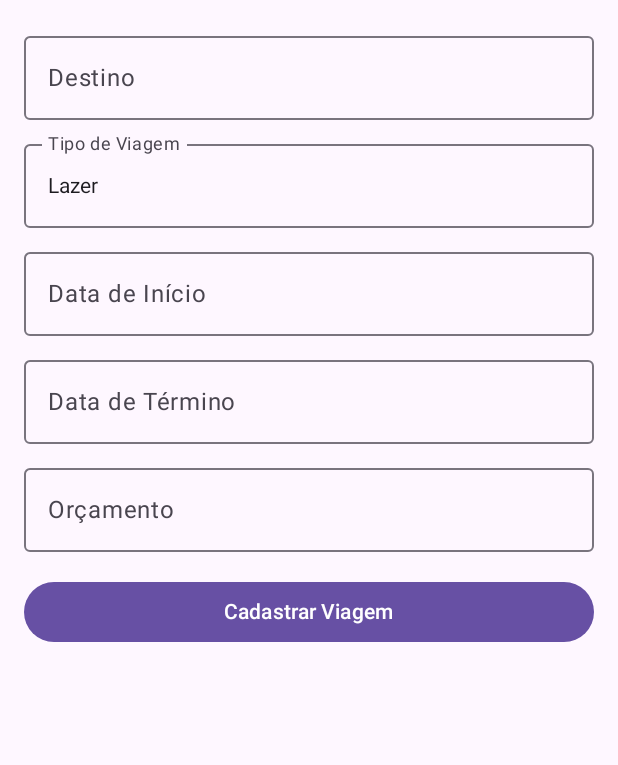
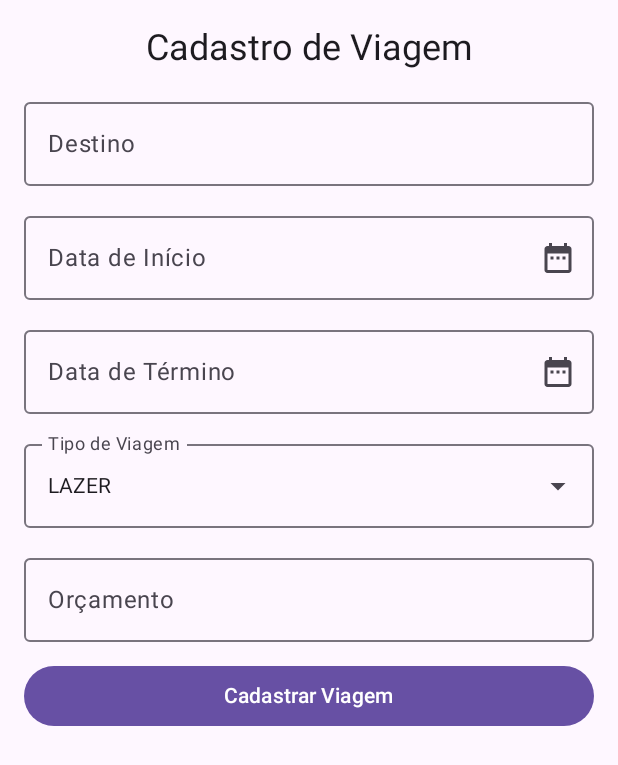
Before and after one commit to Matthzin/TrabalhoFinalKotlin, an Android app built with Jetpack Compose: the RegisterTripScreen screen opened through its navigation route, on a phone screen of 412 x 824 dp. Shown: the top 765 px of the screen. Run offline under Robolectric (Android 15) with nearby library versions, the phone set to English and light mode, and no system bars; our stand-ins replace Room's generated code; missing, so only their content is drawn: TrabalhoFinalTheme.

Commit message:
Feito calendário para registro de viagem

```diff
--- /dev/null
+++ b/app/src/main/java/com/example/trabalhofinal/components/DatePickerField.kt
@@ -0,0 +1,63 @@
+package com.example.travelapp.components
+
+import android.app.DatePickerDialog
+import androidx.compose.foundation.clickable
+import androidx.compose.foundation.layout.Box
+import androidx.compose.foundation.layout.fillMaxWidth
+import androidx.compose.material.icons.Icons
+import androidx.compose.material.icons.filled.DateRange
+import androidx.compose.material3.*
+import androidx.compose.runtime.Composable
+import androidx.compose.ui.Modifier
+import androidx.compose.ui.platform.LocalContext
+import androidx.compose.ui.zIndex
+import java.util.*
+
+@OptIn(ExperimentalMaterial3Api::class)
+@Composable
+fun DatePickerField(
+    label: String,
+    date: String,
+    onDateSelected: (String) -> Unit
+) {
+    val context = LocalContext.current
+
+    val calendar = Calendar.getInstance()
+    val year = calendar.get(Calendar.YEAR)
+    val month = calendar.get(Calendar.MONTH)
+    val day = calendar.get(Calendar.DAY_OF_MONTH)
+
+    val datePickerDialog = DatePickerDialog(
+        context,
+        { _, selectedYear, selectedMonth, selectedDay ->
+            onDateSelected("$selectedDay/${selectedMonth + 1}/$selectedYear")
+        },
+        year, month, day
+    )
+
+    Box(modifier = Modifier.fillMaxWidth()) {
+        OutlinedTextField(
+            value = date,
+            onValueChange = {},
+            label = { Text(label) },
+            modifier = Modifier
+                .fillMaxWidth(),
+            readOnly = true,
+            trailingIcon = {
+                IconButton(onClick = { datePickerDialog.show() }) {
+                    Icon(
+                        imageVector = Icons.Filled.DateRange,
+                        contentDescription = "Selecionar data"
+                    )
+                }
+            }
+        )
+
+        Box(
+            modifier = Modifier
+                .matchParentSize()
+                .clickable { datePickerDialog.show() }
+                .zIndex(1f)
+        )
+    }
+}
--- a/app/src/main/java/com/example/trabalhofinal/model/TripType.kt
+++ b/app/src/main/java/com/example/trabalhofinal/model/TripType.kt
@@ -1,10 +1,10 @@
 package com.example.trabalhofinal.model
 
-enum class TripType(val label: String) {
-    LEISURE("Lazer"),
-    BUSINESS("Negócios"),
-    STUDY("Estudos"),
-    OTHER("Outro");
+enum class TripType(val descricao: String) {
+    LAZER("Lazer"),
+    NEGOCIOS("Negócios"),
+    ESTUDOS("Estudos"),
+    OUTROS("Outros");
 
-    override fun toString(): String = label
+    override fun toString(): String = descricao
 }
--- a/app/src/main/java/com/example/trabalhofinal/screens/RegisterTripScreen.kt
+++ b/app/src/main/java/com/example/trabalhofinal/screens/RegisterTripScreen.kt
@@ -1,47 +1,45 @@
 package com.example.trabalhofinal.screens
 
-import android.app.DatePickerDialog
-import android.content.Context
 import android.widget.Toast
-import androidx.compose.foundation.clickable
 import androidx.compose.foundation.layout.*
+import androidx.compose.foundation.text.KeyboardOptions
 import androidx.compose.material3.*
+import androidx.compose.material3.Text
 import androidx.compose.runtime.*
+import androidx.compose.ui.Alignment
 import androidx.compose.ui.Modifier
 import androidx.compose.ui.platform.LocalContext
+import androidx.compose.ui.text.input.KeyboardType
 import androidx.compose.ui.unit.dp
 import com.example.trabalhofinal.model.TripType
+import com.example.travelapp.components.DatePickerField
 import java.text.NumberFormat
-import java.time.LocalDate
-import java.time.LocalDateTime
-import java.time.format.DateTimeFormatter
 import java.util.*
 
 @OptIn(ExperimentalMaterial3Api::class)
 @Composable
-fun RegisterTripScreen(onRegisterSuccess: () -> Unit) {
+fun RegisterTripScreen(
+    onRegisterSuccess: () -> Unit
+) {
     val context = LocalContext.current
 
-    // Estados
     var destination by remember { mutableStateOf("") }
-    var selectedTripType by remember { mutableStateOf(TripType.LEISURE) }
-    var expanded by remember { mutableStateOf(false) }
-
-    var startDate by remember { mutableStateOf<LocalDate?>(null) }
-    var endDate by remember { mutableStateOf<LocalDate?>(null) }
-
+    var startDate by remember { mutableStateOf("") }
+    var endDate by remember { mutableStateOf("") }
     var budget by remember { mutableStateOf("") }
 
-    // Formatadores
-    val currencyFormatter = remember { NumberFormat.getCurrencyInstance(Locale("pt", "BR")) }
-    val dateFormatter = DateTimeFormatter.ofPattern("dd/MM/yyyy")
+    var selectedTripType by remember { mutableStateOf(TripType.LAZER) }
+    var expanded by remember { mutableStateOf(false) }
 
     Column(
         modifier = Modifier
             .fillMaxSize()
-            .padding(16.dp)
+            .padding(16.dp),
+        verticalArrangement = Arrangement.spacedBy(12.dp),
+        horizontalAlignment = Alignment.CenterHorizontally
     ) {
-        // Destino
+        Text("Cadastro de Viagem", style = MaterialTheme.typography.headlineSmall)
+
         OutlinedTextField(
             value = destination,
             onValueChange = { destination = it },
@@ -49,27 +47,42 @@ fun RegisterTripScreen(onRegisterSuccess: () -> Unit) {
             modifier = Modifier.fillMaxWidth()
         )
 
-        Spacer(modifier = Modifier.height(8.dp))
+        // Usando o novo componente de calendário
+        DatePickerField(
+            label = "Data de Início",
+            date = startDate,
+            onDateSelected = { startDate = it }
+        )
 
-        // Tipo de Viagem (Dropdown)
-        Box {
+        DatePickerField(
+            label = "Data de Término",
+            date = endDate,
+            onDateSelected = { endDate = it }
+        )
+
+        // Dropdown para tipo de viagem
+        ExposedDropdownMenuBox(
+            expanded = expanded,
+            onExpandedChange = { expanded = !expanded }
+        ) {
             OutlinedTextField(
-                value = selectedTripType.label,
+                value = selectedTripType.name,
                 onValueChange = {},
+                readOnly = true,
                 label = { Text("Tipo de Viagem") },
+                trailingIcon = { ExposedDropdownMenuDefaults.TrailingIcon(expanded = expanded) },
                 modifier = Modifier
+                    .menuAnchor()
                     .fillMaxWidth()
-                    .clickable { expanded = true },
-                readOnly = true
             )
 
-            DropdownMenu(
+            ExposedDropdownMenu(
                 expanded = expanded,
                 onDismissRequest = { expanded = false }
             ) {
                 TripType.values().forEach { type ->
                     DropdownMenuItem(
-                        text = { Text(type.label) },
+                        text = { Text(type.name) },
                         onClick = {
                             selectedTripType = type
                             expanded = false
@@ -79,51 +92,28 @@ fun RegisterTripScreen(onRegisterSuccess: () -> Unit) {
             }
         }
 
-        Spacer(modifier = Modifier.height(8.dp))
-
-        // Data de início
-        DatePickerField(
-            label = "Data de Início",
-            date = startDate,
-            onDateSelected = { startDate = it },
-            context = context
-        )
-
-        Spacer(modifier = Modifier.height(8.dp))
-
-        // Data de término
-        DatePickerField(
-            label = "Data de Término",
-            date = endDate,
-            onDateSelected = { endDate = it },
-            context = context
-        )
-
-        Spacer(modifier = Modifier.height(8.dp))
-
-        // Orçamento com máscara de moeda
+        // Campo de orçamento com máscara monetária
         OutlinedTextField(
             value = budget,
             onValueChange = {
-                val clean = it.replace("[^\\d]".toRegex(), "")
-                val parsed = clean.toDoubleOrNull()?.div(100) ?: 0.0
-                budget = currencyFormatter.format(parsed)
+                val cleanString = it.replace(Regex("[^\\d]"), "")
+                val parsed = cleanString.toDoubleOrNull() ?: 0.0
+                val formatted = NumberFormat.getCurrencyInstance(Locale("pt", "BR")).format(parsed / 100)
+                budget = formatted
             },
             label = { Text("Orçamento") },
+            keyboardOptions = KeyboardOptions(keyboardType = KeyboardType.Number),
             modifier = Modifier.fillMaxWidth()
         )
 
-        Spacer(modifier = Modifier.height(16.dp))
-
         Button(
             onClick = {
-                if (destination.isNotBlank() && startDate != null && endDate != null && budget.isNotBlank()) {
-                    // Aqui pode salvar os dados como objeto de viagem
-                    val createdAt = LocalDateTime.now()
-                    Toast.makeText(context, "Viagem cadastrada em $createdAt", Toast.LENGTH_SHORT).show()
+                if (destination.isBlank() || startDate.isBlank() || endDate.isBlank() || budget.isBlank()) {
+                    Toast.makeText(context, "Preencha todos os campos", Toast.LENGTH_SHORT).show()
+                } else {
+                    // Aqui você pode salvar no banco, se desejar
+                    Toast.makeText(context, "Viagem cadastrada com sucesso!", Toast.LENGTH_SHORT).show()
                     onRegisterSuccess()
-                } else {
-                    Toast.makeText(context, "Preencha todos os campos", Toast.LENGTH_SHORT).show()
                 }
             },
             modifier = Modifier.fillMaxWidth()
@@ -132,40 +122,3 @@ fun RegisterTripScreen(onRegisterSuccess: () -> Unit) {
         }
     }
 }
-
-@Composable
-fun DatePickerField(
-    label: String,
-    date: LocalDate?,
-    onDateSelected: (LocalDate) -> Unit,
-    context: Context
-) {
-    val dateFormatter = DateTimeFormatter.ofPattern("dd/MM/yyyy")
-    val calendar = Calendar.getInstance()
-
-    val year = calendar.get(Calendar.YEAR)
-    val month = calendar.get(Calendar.MONTH)
-    val day = calendar.get(Calendar.DAY_OF_MONTH)
-
-    val dateText = date?.format(dateFormatter) ?: ""
-
-    OutlinedTextField(
-        value = dateText,
-        onValueChange = {},
-        label = { Text(label) },
-        readOnly = true,
-        modifier = Modifier
-            .fillMaxWidth()
-            .clickable {
-                DatePickerDialog(
-                    context,
-                    { _, y, m, d ->
-                        onDateSelected(LocalDate.of(y, m + 1, d))
-                    },
-                    year,
-                    month,
-                    day
-                ).show()
-            }
-    )
-}
```
Also changed, not shown: app/build.gradle.kts (+6 -1 lines).
